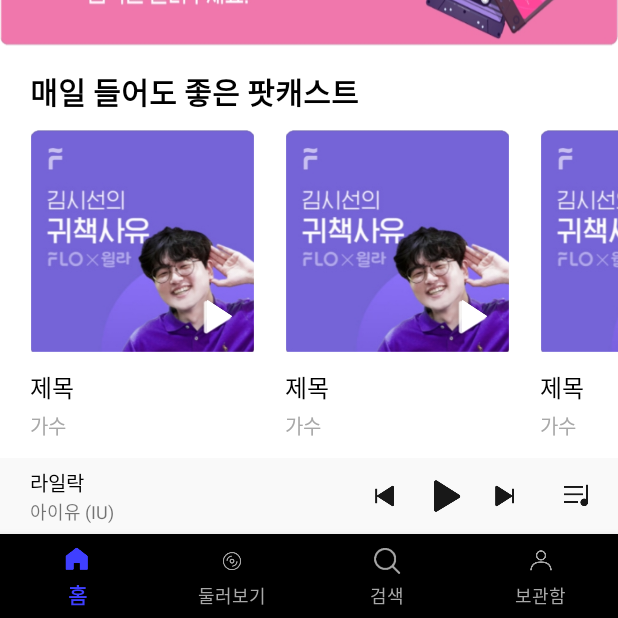
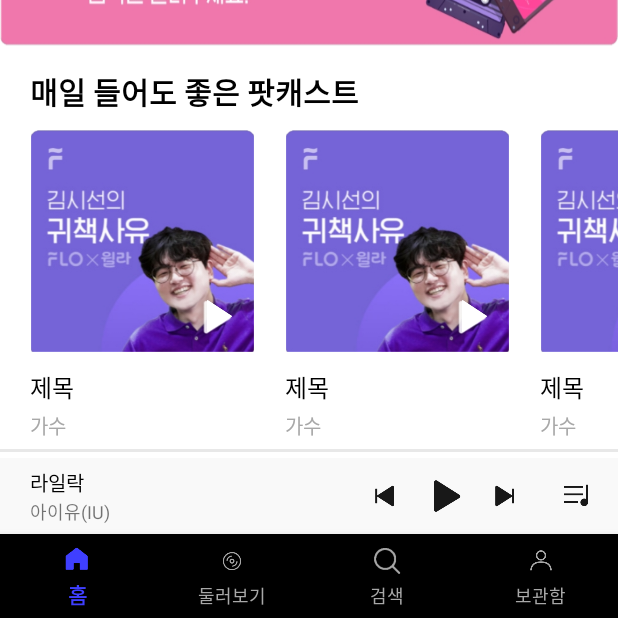
Before and after one commit to myhome1204/temp, an Android app: the screen it shows after launch (MainActivity), scrolled down 462 dp, on a phone screen of 412 x 824 dp, the part 618-1236 px from its top. Run offline under Robolectric (Android 15) with nearby library versions, the phone set to English and light mode, and no system bars.

Commit message:
mediaPlayer를 통한 음악 재생기능 추가 라일락 음악파일 추가

```diff
--- a/app/build.gradle.kts
+++ b/app/build.gradle.kts
@@ -38,7 +38,7 @@
 }
 
 dependencies {
-
+    implementation("com.google.code.gson:gson:2.10.1")
     implementation("androidx.core:core-ktx:1.12.0")
     implementation("androidx.appcompat:appcompat:1.6.1")
     implementation("com.google.android.material:material:1.11.0")
--- a/app/src/main/java/com/example/week1/MainActivity.kt
+++ b/app/src/main/java/com/example/week1/MainActivity.kt
@@ -10,17 +10,19 @@
 import com.example.week1.R
 import com.example.week1.SearchFragment
 import com.example.week1.databinding.ActivityMainBinding
+import com.google.gson.Gson
 
 class MainActivity : AppCompatActivity() {
 
     lateinit var binding: ActivityMainBinding
-
+    lateinit var song : Song
+    private var gson :Gson = Gson()
     override fun onCreate(savedInstanceState: Bundle?) {
         super.onCreate(savedInstanceState)
         binding = ActivityMainBinding.inflate(layoutInflater)
         setTheme(R.style.Theme_Week1)
         setContentView(binding.root)
-        val song = Song(binding.mainMiniplayerTitleTv.text.toString(),binding.mainMiniplayerSingerTv.text.toString(),0,60,false)
+        val song = Song(binding.mainMiniplayerTitleTv.text.toString(),binding.mainMiniplayerSingerTv.text.toString(),0,60,false,"music_lilac")
         binding.mainPlayerCl.setOnClickListener {
             val intent = Intent(this@MainActivity,SongActivity::class.java)
             intent.putExtra("title",song.title)
@@ -28,6 +30,7 @@
             intent.putExtra("second",song.second)
             intent.putExtra("playTime",song.playTime)
             intent.putExtra("isPlaying",song.isPlaying)
+            intent.putExtra("music",song.music)
             startActivity(intent)
 //           startActivity(Intent(this@MainActivity,SongActivity::class.java))
         }
@@ -74,4 +77,20 @@
             false
         }
     }
+    private fun setMiniPlayer(song : Song){
+        binding.mainMiniplayerTitleTv.text = song.title
+        binding.mainMiniplayerSingerTv.text = song.singer
+        binding.mainMiniplayerProgressSb.progress = (song.second*100000)/song.playTime
+    }
+    override fun onStart() {
+        super.onStart()
+        val sharedPreferences = getSharedPreferences("song", MODE_PRIVATE)
+        val songJson = sharedPreferences.getString("songData",null)
+        song = if(songJson == null){
+            Song("라일락","아이유(IU)",0,60,false,"music_lilac")
+        } else{
+            gson.fromJson(songJson,Song::class.java)
+        }
+        setMiniPlayer(song)
+    }
 }
--- a/app/src/main/java/com/example/week1/Song.kt
+++ b/app/src/main/java/com/example/week1/Song.kt
@@ -5,5 +5,6 @@
     val singer : String = "",
     var second : Int =0,
     var playTime:Int = 0,
-    var isPlaying:Boolean = false
+    var isPlaying:Boolean = false,
+    var music : String = ""
 )
--- a/app/src/main/res/layout/activity_main.xml
+++ b/app/src/main/res/layout/activity_main.xml
@@ -13,6 +13,22 @@
         app:layout_constraintBottom_toTopOf="@id/main_player_cl"
         app:layout_constraintTop_toTopOf="parent" />
 
+    <SeekBar
+        android:id="@+id/main_miniplayer_progress_sb"
+        android:layout_width="match_parent"
+        android:layout_height="0dp"
+        android:background="@null"
+        android:paddingEnd="0dp"
+        android:paddingStart="0dp"
+        android:layout_marginBottom="-3dp"
+        android:progressBackgroundTint="@color/song_player_bg"
+        android:progressTint="@color/song_player"
+        android:progress="0"
+        android:max="100000"
+        android:thumb="@color/transparent"
+        app:layout_constraintEnd_toEndOf="parent"
+        app:layout_constraintStart_toStartOf="parent"
+        app:layout_constraintBottom_toTopOf="@id/main_player_cl" />
 
     <androidx.constraintlayout.widget.ConstraintLayout
         android:id="@+id/main_player_cl"
```
Also changed, not shown: app/src/main/java/com/example/week1/SongActivity.kt (+32 -2 lines), app/src/main/res/layout/activity_song.xml (+5 -4 lines), 1 other file.
